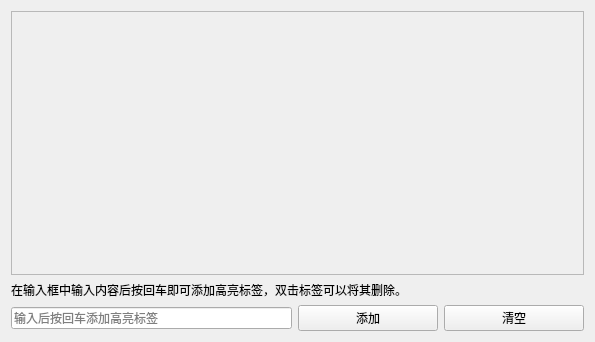
x-tools-author/x-tools, file src/pages/page/other/highlighter/SAKOtherHighlighterManager.ui: the form before one commit.
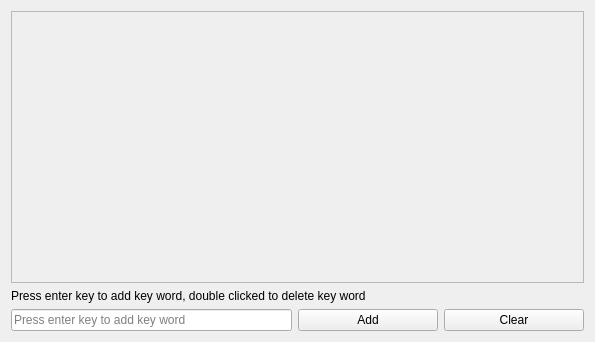
The form after the commit.

Diff of the .ui file:
```diff
--- a/src/pages/page/other/highlighter/SAKOtherHighlighterManager.ui
+++ b/src/pages/page/other/highlighter/SAKOtherHighlighterManager.ui
@@ -17,14 +17,14 @@
    <item row="1" column="0" colspan="4">
     <widget class="QLabel" name="label">
      <property name="text">
-      <string>在输入框中输入内容后按回车即可添加高亮标签，双击标签可以将其删除。</string>
+      <string>Press enter key to add key word, double clicked to delete key word</string>
      </property>
     </widget>
    </item>
    <item row="2" column="3">
     <widget class="QPushButton" name="pushButtonClear">
      <property name="text">
-      <string>清空</string>
+      <string>Clear</string>
      </property>
     </widget>
    </item>
@@ -78,14 +78,14 @@
    <item row="2" column="2">
     <widget class="QPushButton" name="pushButtonAdd">
      <property name="text">
-      <string>添加</string>
+      <string>Add</string>
      </property>
     </widget>
    </item>
    <item row="2" column="0" colspan="2">
     <widget class="QLineEdit" name="lineEdit">
      <property name="placeholderText">
-      <string>输入后按回车添加高亮标签</string>
+      <string>Press enter key to add key word</string>
      </property>
     </widget>
    </item>
```
Left out of the diff: 2 changed lines with no effect on the pictures.
